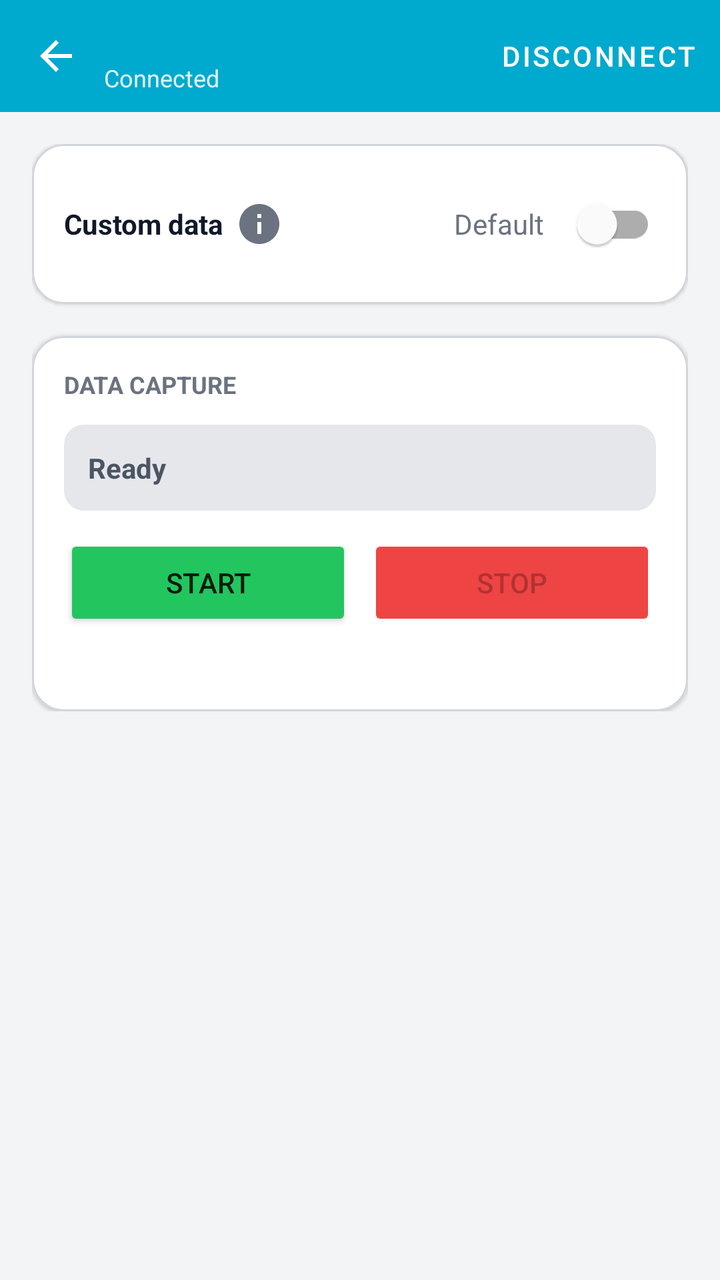
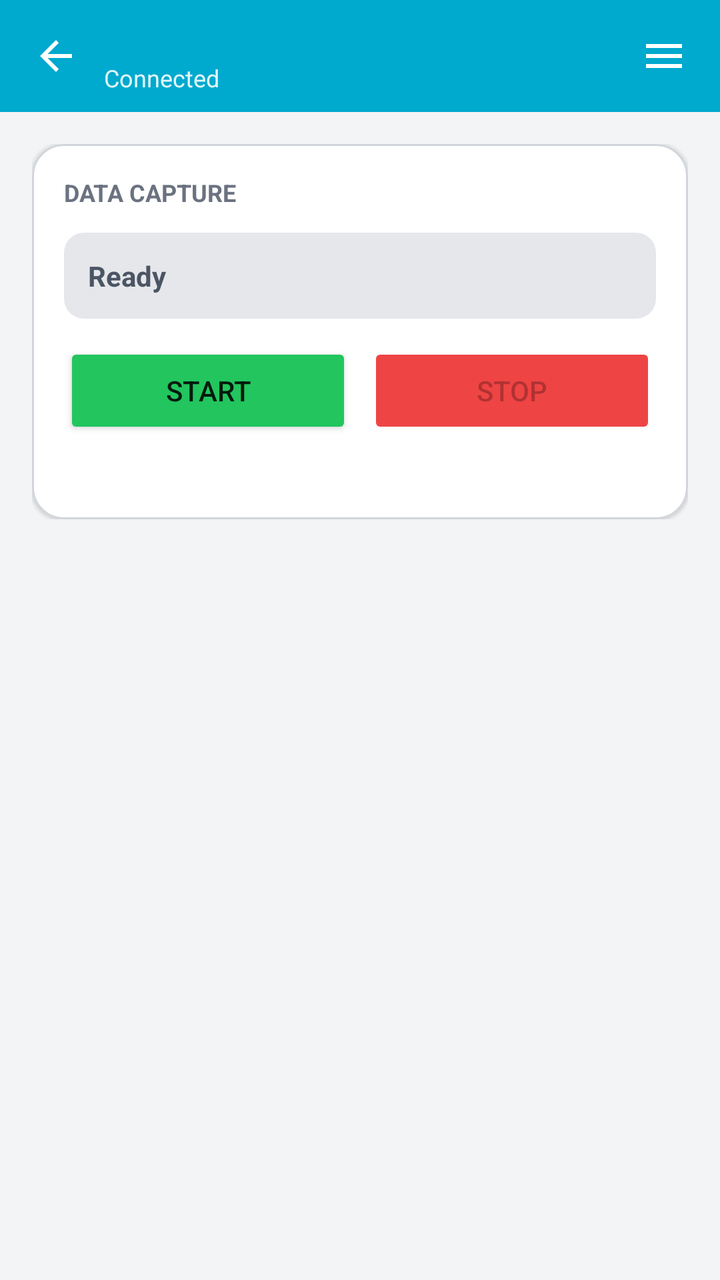

An Android layout rendered at two revisions. The XML below is the earlier revision; the diff shows what the commit changed to produce the second picture.
<!-- AndroidManifest.xml: application theme Theme.TagMobile -->
<!-- res/layout/activity_device.xml -->
<?xml version="1.0" encoding="utf-8"?>
<LinearLayout
    xmlns:android="http://schemas.android.com/apk/res/android"
    xmlns:app="http://schemas.android.com/apk/res-auto"
    android:layout_width="match_parent"
    android:layout_height="match_parent"
    android:orientation="vertical"
    android:background="#F3F4F6">

    <LinearLayout
        android:layout_width="match_parent"
        android:layout_height="56dp"
        android:background="#00A9CE"
        android:gravity="center_vertical"
        android:paddingHorizontal="4dp">

        <ImageButton
            android:id="@+id/backBtn"
            android:layout_width="48dp"
            android:layout_height="48dp"
            android:background="?attr/selectableItemBackgroundBorderless"
            android:src="@drawable/ic_back"
            android:contentDescription="Back" />

        <LinearLayout
            android:layout_width="0dp"
            android:layout_height="wrap_content"
            android:layout_weight="1"
            android:orientation="vertical">

            <TextView
                android:id="@+id/deviceTitle"
                android:layout_width="wrap_content"
                android:layout_height="wrap_content"
                android:textColor="@android:color/white"
                android:textStyle="bold"
                android:textSize="16sp" />

            <TextView
                android:layout_width="wrap_content"
                android:layout_height="wrap_content"
                android:text="@string/connected"
                android:textColor="#E0F7FA"
                android:textSize="12sp" />
        </LinearLayout>

        <Button
            android:id="@+id/disconnectBtn"
            style="@style/Widget.MaterialComponents.Button.TextButton"
            android:layout_width="wrap_content"
            android:layout_height="wrap_content"
            android:text="@string/disconnect"
            android:textColor="@android:color/white" />
    </LinearLayout>

    <ScrollView
        android:layout_width="match_parent"
        android:layout_height="match_parent"
        android:padding="16dp">

        <LinearLayout
            android:layout_width="match_parent"
            android:layout_height="wrap_content"
            android:orientation="vertical">

            <com.google.android.material.card.MaterialCardView
                android:layout_width="match_parent"
                android:layout_height="wrap_content"
                app:cardCornerRadius="16dp"
                app:strokeColor="#D1D5DB"
                app:strokeWidth="1dp">

                <LinearLayout
                    android:id="@+id/customDataRow"
                    android:layout_width="match_parent"
                    android:layout_height="wrap_content"
                    android:orientation="horizontal"
                    android:gravity="center_vertical"
                    android:padding="16dp">

                    <LinearLayout
                        android:layout_width="0dp"
                        android:layout_height="wrap_content"
                        android:layout_weight="1"
                        android:orientation="horizontal"
                        android:gravity="center_vertical">

                        <TextView
                            android:layout_width="wrap_content"
                            android:layout_height="wrap_content"
                            android:text="Custom data"
                            android:textStyle="bold"
                            android:textColor="#111827" />

                        <ImageButton
                            android:id="@+id/infoBtn"
                            android:layout_width="36dp"
                            android:layout_height="36dp"
                            android:background="?attr/selectableItemBackgroundBorderless"
                            android:src="@drawable/ic_info"
                            android:contentDescription="Info" />
                    </LinearLayout>

                    <TextView
                        android:id="@+id/customDataMode"
                        android:layout_width="wrap_content"
                        android:layout_height="wrap_content"
                        android:text="Default"
                        android:textColor="#6B7280"
                        android:layout_marginEnd="8dp" />

                    <com.google.android.material.switchmaterial.SwitchMaterial
                        android:id="@+id/customDataToggle"
                        android:layout_width="wrap_content"
                        android:layout_height="wrap_content" />
                </LinearLayout>
            </com.google.android.material.card.MaterialCardView>

            <com.google.android.material.card.MaterialCardView
                android:layout_width="match_parent"
                android:layout_height="wrap_content"
                android:layout_marginTop="16dp"
                app:cardCornerRadius="16dp"
                app:strokeColor="#D1D5DB"
                app:strokeWidth="1dp">

                <LinearLayout
                    android:layout_width="match_parent"
                    android:layout_height="wrap_content"
                    android:orientation="vertical"
                    android:padding="16dp">

                    <TextView
                        android:layout_width="wrap_content"
                        android:layout_height="wrap_content"
                        android:text="DATA CAPTURE"
                        android:textColor="#6B7280"
                        android:textStyle="bold"
                        android:textSize="12sp"
                        android:layout_marginBottom="12dp" />

                    <TextView
                        android:id="@+id/recordStatus"
                        android:layout_width="match_parent"
                        android:layout_height="wrap_content"
                        android:background="@drawable/bg_status_idle"
                        android:padding="12dp"
                        android:text="@string/status_ready"
                        android:textStyle="bold"
                        android:textColor="#4B5563"
                        android:layout_marginBottom="12dp" />

                    <LinearLayout
                        android:layout_width="match_parent"
                        android:layout_height="wrap_content"
                        android:orientation="horizontal">

                        <Button
                            android:id="@+id/startBtn"
                            android:layout_width="0dp"
                            android:layout_height="wrap_content"
                            android:layout_weight="1"
                            android:layout_marginEnd="8dp"
                            android:text="@string/start"
                            android:backgroundTint="#22C55E" />

                        <Button
                            android:id="@+id/stopBtn"
                            android:layout_width="0dp"
                            android:layout_height="wrap_content"
                            android:layout_weight="1"
                            android:text="@string/stop"
                            android:enabled="false"
                            android:backgroundTint="#EF4444" />
                    </LinearLayout>

                    <Button
                        android:id="@+id/saveBtn"
                        android:layout_width="match_parent"
                        android:layout_height="wrap_content"
                        android:layout_marginTop="10dp"
                        android:text="@string/save"
                        android:visibility="gone"
                        android:backgroundTint="#00A9CE" />

                    <TextView
                        android:id="@+id/recordMeta"
                        android:layout_width="match_parent"
                        android:layout_height="wrap_content"
                        android:layout_marginTop="8dp"
                        android:textColor="#6B7280"
                        android:textSize="12sp" />
                </LinearLayout>
            </com.google.android.material.card.MaterialCardView>
        </LinearLayout>
    </ScrollView>
</LinearLayout>
<!-- resources referenced by this layout -->
<resources>
  <!-- drawable bg_status_idle (drawable) -->
  <?xml version="1.0" encoding="utf-8"?>
  <shape xmlns:android="http://schemas.android.com/apk/res/android"
      android:shape="rectangle">
      <solid android:color="#E5E7EB"/>
      <corners android:radius="10dp"/>
  </shape>
  <!-- drawable ic_back (drawable) -->
  <?xml version="1.0" encoding="utf-8"?>
  <vector xmlns:android="http://schemas.android.com/apk/res/android"
      android:width="24dp"
      android:height="24dp"
      android:viewportWidth="24"
      android:viewportHeight="24"
      android:tint="@android:color/white">
      <path
          android:fillColor="@android:color/white"
          android:pathData="M20,11H7.83l5.59,-5.59L12,4l-8,8 8,8 1.41,-1.41L7.83,13H20v-2z"/>
  </vector>
  <!-- drawable ic_info (drawable) -->
  <?xml version="1.0" encoding="utf-8"?>
  <vector xmlns:android="http://schemas.android.com/apk/res/android"
      android:width="24dp"
      android:height="24dp"
      android:viewportWidth="24"
      android:viewportHeight="24">
      <path
          android:fillColor="#6B7280"
          android:pathData="M12,2C6.48,2 2,6.48 2,12s4.48,10 10,10 10,-4.48 10,-10S17.52,2 12,2zM13,17h-2v-6h2v6zM13,9h-2L11,7h2v2z"/>
  </vector>
  <string name="connected">Connected</string>
  <string name="disconnect">Disconnect</string>
  <string name="save">Save</string>
  <string name="start">Start</string>
  <string name="status_ready">Ready</string>
  <string name="stop">Stop</string>
  <style name="Theme.TagMobile" parent="Theme.MaterialComponents.Light.NoActionBar">
          <item name="colorPrimary">#00A9CE</item>
          <item name="colorPrimaryVariant">#0093B5</item>
          <item name="colorOnPrimary">@android:color/white</item>
          <item name="android:statusBarColor">#00A9CE</item>
          <item name="android:navigationBarColor">@android:color/white</item>
      </style>
</resources>

<!-- the commit's change to res/layout/activity_device.xml (unified diff, before → after) -->
@@ -44,13 +44,13 @@
                 android:textSize="12sp" />
         </LinearLayout>
 
-        <Button
-            android:id="@+id/disconnectBtn"
-            style="@style/Widget.MaterialComponents.Button.TextButton"
-            android:layout_width="wrap_content"
-            android:layout_height="wrap_content"
-            android:text="@string/disconnect"
-            android:textColor="@android:color/white" />
+        <ImageButton
+            android:id="@+id/deviceMenuBtn"
+            android:layout_width="48dp"
+            android:layout_height="48dp"
+            android:background="?attr/selectableItemBackgroundBorderless"
+            android:src="@drawable/ic_menu"
+            android:contentDescription="@string/disconnect" />
     </LinearLayout>
 
     <ScrollView
@@ -66,60 +66,6 @@
             <com.google.android.material.card.MaterialCardView
                 android:layout_width="match_parent"
                 android:layout_height="wrap_content"
-                app:cardCornerRadius="16dp"
-                app:strokeColor="#D1D5DB"
-                app:strokeWidth="1dp">
-
-                <LinearLayout
-                    android:id="@+id/customDataRow"
-                    android:layout_width="match_parent"
-                    android:layout_height="wrap_content"
-                    android:orientation="horizontal"
-                    android:gravity="center_vertical"
-                    android:padding="16dp">
-
-                    <LinearLayout
-                        android:layout_width="0dp"
-                        android:layout_height="wrap_content"
-                        android:layout_weight="1"
-                        android:orientation="horizontal"
-                        android:gravity="center_vertical">
-
-                        <TextView
-                            android:layout_width="wrap_content"
-                            android:layout_height="wrap_content"
-                            android:text="Custom data"
-                            android:textStyle="bold"
-                            android:textColor="#111827" />
-
-                        <ImageButton
-                            android:id="@+id/infoBtn"
-                            android:layout_width="36dp"
-                            android:layout_height="36dp"
-                            android:background="?attr/selectableItemBackgroundBorderless"
-                            android:src="@drawable/ic_info"
-                            android:contentDescription="Info" />
-                    </LinearLayout>
-
-                    <TextView
-                        android:id="@+id/customDataMode"
-                        android:layout_width="wrap_content"
-                        android:layout_height="wrap_content"
-                        android:text="Default"
-                        android:textColor="#6B7280"
-                        android:layout_marginEnd="8dp" />
-
-                    <com.google.android.material.switchmaterial.SwitchMaterial
-                        android:id="@+id/customDataToggle"
-                        android:layout_width="wrap_content"
-                        android:layout_height="wrap_content" />
-                </LinearLayout>
-            </com.google.android.material.card.MaterialCardView>
-
-            <com.google.android.material.card.MaterialCardView
-                android:layout_width="match_parent"
-                android:layout_height="wrap_content"
-                android:layout_marginTop="16dp"
                 app:cardCornerRadius="16dp"
                 app:strokeColor="#D1D5DB"
                 app:strokeWidth="1dp">
<!-- resource entries referenced after the edit -->
@@ -19,16 +19,17 @@
           android:fillColor="@android:color/white"
           android:pathData="M20,11H7.83l5.59,-5.59L12,4l-8,8 8,8 1.41,-1.41L7.83,13H20v-2z"/>
   </vector>
-  <!-- drawable ic_info (drawable) -->
+  <!-- drawable ic_menu (drawable) -->
   <?xml version="1.0" encoding="utf-8"?>
   <vector xmlns:android="http://schemas.android.com/apk/res/android"
       android:width="24dp"
       android:height="24dp"
       android:viewportWidth="24"
-      android:viewportHeight="24">
+      android:viewportHeight="24"
+      android:tint="@android:color/white">
       <path
-          android:fillColor="#6B7280"
-          android:pathData="M12,2C6.48,2 2,6.48 2,12s4.48,10 10,10 10,-4.48 10,-10S17.52,2 12,2zM13,17h-2v-6h2v6zM13,9h-2L11,7h2v2z"/>
+          android:fillColor="@android:color/white"
+          android:pathData="M3,6h18v2H3V6zM3,11h18v2H3v-2zM3,16h18v2H3v-2z"/>
   </vector>
   <string name="connected">Connected</string>
   <string name="disconnect">Disconnect</string>
